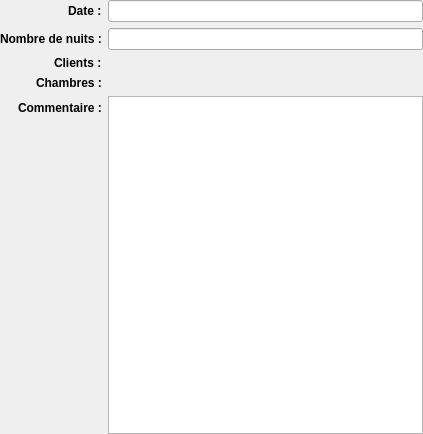
Above: sources/Booking/BookingForm.ui from aurelien35/loteliQt before the change. Below: the same form after it.
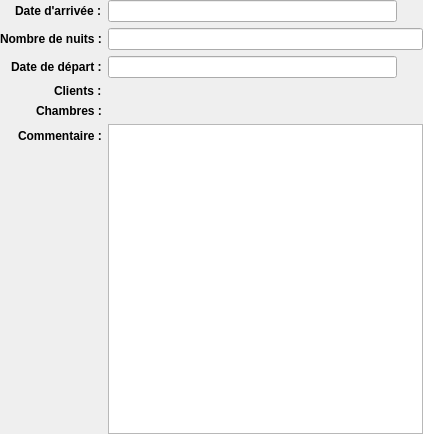
That is the form after the change. Icons and pictures are not drawn.

```diff
--- a/sources/Booking/BookingForm.ui
+++ b/sources/Booking/BookingForm.ui
@@ -29,14 +29,7 @@
       </font>
      </property>
      <property name="text">
-      <string>Date :</string>
-     </property>
-    </widget>
-   </item>
-   <item row="0" column="1">
-    <widget class="QLineEdit" name="lineEditDate">
-     <property name="readOnly">
-      <bool>true</bool>
+      <string>Date d'arrivée :</string>
      </property>
     </widget>
    </item>
@@ -60,7 +53,7 @@
      </property>
     </widget>
    </item>
-   <item row="2" column="0">
+   <item row="3" column="0">
     <widget class="QLabel" name="label_3">
      <property name="font">
       <font>
@@ -73,7 +66,7 @@
      </property>
     </widget>
    </item>
-   <item row="3" column="0">
+   <item row="4" column="0">
     <widget class="QLabel" name="label_6">
      <property name="font">
       <font>
@@ -86,10 +79,10 @@
      </property>
     </widget>
    </item>
-   <item row="3" column="1">
-    <widget class="QFrame" name="phonesContainer"/>
+   <item row="4" column="1">
+    <widget class="QFrame" name="roomsContainer"/>
    </item>
-   <item row="4" column="0">
+   <item row="5" column="0">
     <widget class="QLabel" name="label_5">
      <property name="font">
       <font>
@@ -102,11 +95,104 @@
      </property>
     </widget>
    </item>
-   <item row="4" column="1">
+   <item row="5" column="1">
     <widget class="QTextEdit" name="textEditComment"/>
    </item>
+   <item row="3" column="1">
+    <widget class="QFrame" name="clientsContainer"/>
+   </item>
+   <item row="0" column="1">
+    <layout class="QHBoxLayout" name="horizontalLayout_4">
+     <item>
+      <widget class="QLineEdit" name="lineEditStartDate">
+       <property name="readOnly">
+        <bool>true</bool>
+       </property>
+      </widget>
+     </item>
+     <item>
+      <widget class="QPushButton" name="pushButtonSelectStartDate">
+       <property name="minimumSize">
+        <size>
+         <width>20</width>
+         <height>20</height>
+        </size>
+       </property>
+       <property name="maximumSize">
+        <size>
+         <width>20</width>
+         <height>20</height>
+        </size>
+       </property>
+       <property name="icon">
+        <iconset resource="../loteliQt.qrc">
+         <normaloff>:/resources/calendar.png</normaloff>:/resources/calendar.png</iconset>
+       </property>
+       <property name="iconSize">
+        <size>
+         <width>20</width>
+         <height>20</height>
+        </size>
+       </property>
+       <property name="flat">
+        <bool>true</bool>
+       </property>
+      </widget>
+     </item>
+    </layout>
+   </item>
+   <item row="2" column="0">
+    <widget class="QLabel" name="label_4">
+     <property name="font">
+      <font>
+       <weight>75</weight>
+       <bold>true</bold>
+      </font>
+     </property>
+     <property name="text">
+      <string>Date de départ :</string>
+     </property>
+    </widget>
+   </item>
    <item row="2" column="1">
-    <widget class="QFrame" name="frame"/>
+    <layout class="QHBoxLayout" name="horizontalLayout_3">
+     <item>
+      <widget class="QLineEdit" name="lineEditEndDate">
+       <property name="readOnly">
+        <bool>true</bool>
+       </property>
+      </widget>
+     </item>
+     <item>
+      <widget class="QPushButton" name="pushButtonSelectEndDate">
+       <property name="minimumSize">
+        <size>
+         <width>20</width>
+         <height>20</height>
+        </size>
+       </property>
+       <property name="maximumSize">
+        <size>
+         <width>20</width>
+         <height>20</height>
+        </size>
+       </property>
+       <property name="icon">
+        <iconset resource="../loteliQt.qrc">
+         <normaloff>:/resources/calendar.png</normaloff>:/resources/calendar.png</iconset>
+       </property>
+       <property name="iconSize">
+        <size>
+         <width>20</width>
+         <height>20</height>
+        </size>
+       </property>
+       <property name="flat">
+        <bool>true</bool>
+       </property>
+      </widget>
+     </item>
+    </layout>
    </item>
   </layout>
  </widget>
```
Left out of the diff: 4 changed lines with no effect on the pictures.
